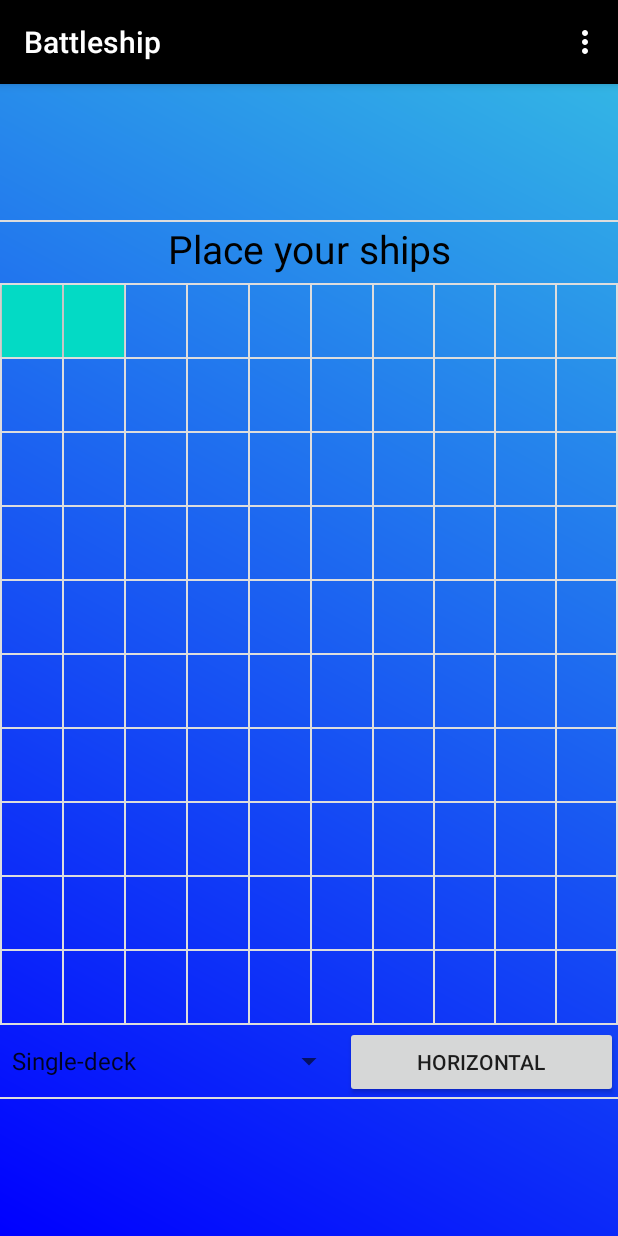
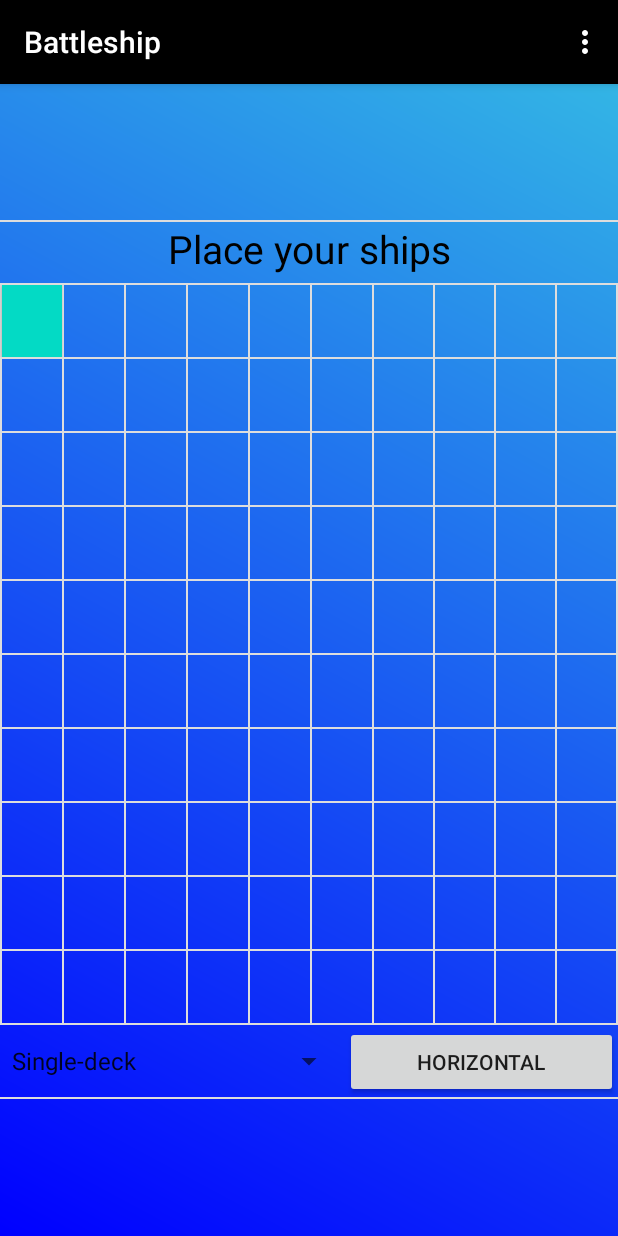
Before and after one commit to ShevchenyaIlya/Battleship, an Android app: the MainActivity screen opened directly, with no data from a screen before it, in the options menu, after a tap on "Profile", on a phone screen of 412 x 824 dp. Run offline under Robolectric (Android 15) with nearby library versions, the phone set to English and light mode, and no system bars.

Commit message:
MainActivity class updated

```diff
--- a/app/src/main/java/com/example/battleship/MainActivity.java
+++ b/app/src/main/java/com/example/battleship/MainActivity.java
@@ -15,6 +15,10 @@ import android.widget.TableRow;
 import android.widget.TextView;
 import android.widget.Toast;
 
+import java.util.ArrayList;
+import java.util.LinkedList;
+import java.util.List;
+
 public class MainActivity extends AppCompatActivity{
 
     private BattleField yourField;
@@ -22,6 +26,10 @@ public class MainActivity extends AppCompatActivity{
     Spinner shipTypes;
     TextView pageTitle;
     Button rotateShip;
+
+    private boolean horizontalOrientation = true;
+    private String selectedShip = "Four-decker";
+    private String mode = "Create";
 
     @Override
     protected void onCreate(Bundle savedInstanceState) {
@@ -40,14 +48,14 @@ public class MainActivity extends AppCompatActivity{
 
         TableLayout table = (TableLayout) findViewById(R.id.table);
         int rowCount = table.getChildCount();
-        for (int i = 0; i < rowCount; i++)
+        for (int i = 1; i < rowCount - 1; i++)
         {
             TableRow row = (TableRow) table.getChildAt(i);
             int columnCount = row.getChildCount();
             for (int j = 0; j < columnCount; j++)
             {
                 Button button = (Button) row.getChildAt(j);
-                setListener(button, i, j);
+                setListener(button, i - 1, j);
             }
         }
     }
@@ -65,15 +73,35 @@ public class MainActivity extends AppCompatActivity{
         button.setOnClickListener(new View.OnClickListener() {
             @Override
             public void onClick(View view) {
-                int row = i;
-                int column = j;
-                if (yourField.getField()[row][column] != 1)
-                    view.setBackgroundColor(getResources().getColor(R.color.colorAccent));
-                //TODO: Write logic
-                    //view.setBackground(getResources().getDrawable(R.drawable.ic_baseline_close_24));
-                yourField.getField()[row][column] = 1;
+                if (mode.equals("Create"))
+                    selectedShip = shipTypes.getSelectedItem().toString();
+                    if(yourField.setVessel(i, j, horizontalOrientation, selectedShip)) {
+                        updateField();
+
+                        if (yourField.isReady()) {
+                            mode = "Ready";
+                            changeActivityState();
+                        }
+                    }
             }
         });
+    }
+
+    private void updateField()
+    {
+        TableLayout table = (TableLayout) findViewById(R.id.table);
+        int rowCount = table.getChildCount();
+        for (int i = 1; i < rowCount - 1; i++)
+        {
+            TableRow row = (TableRow) table.getChildAt(i);
+            int columnCount = row.getChildCount();
+            for (int j = 0; j < columnCount; j++)
+            {
+                Button button = (Button) row.getChildAt(j);
+                if (yourField.checkCell(i - 1, j))
+                    button.setBackgroundColor(getResources().getColor(R.color.colorAccent));
+            }
+        }
     }
 
     @Override
@@ -88,4 +116,20 @@ public class MainActivity extends AppCompatActivity{
         Toast.makeText(this, item.getTitle(), Toast.LENGTH_LONG).show();
         return super.onOptionsItemSelected(item);
     }
+
+    public void rotateClick(View view) {
+        horizontalOrientation = !horizontalOrientation;
+        if (horizontalOrientation)
+            rotateShip.setText(getResources().getString(R.string.horizontal));
+        else
+            rotateShip.setText(getResources().getString(R.string.vertical));
+    }
+
+
+    public void changeActivityState() {
+        shipTypes.setVisibility(View.GONE);
+        rotateShip.setVisibility(View.GONE);
+        pageTitle.setText(R.string.ready_state);
+    }
+
 }
```
